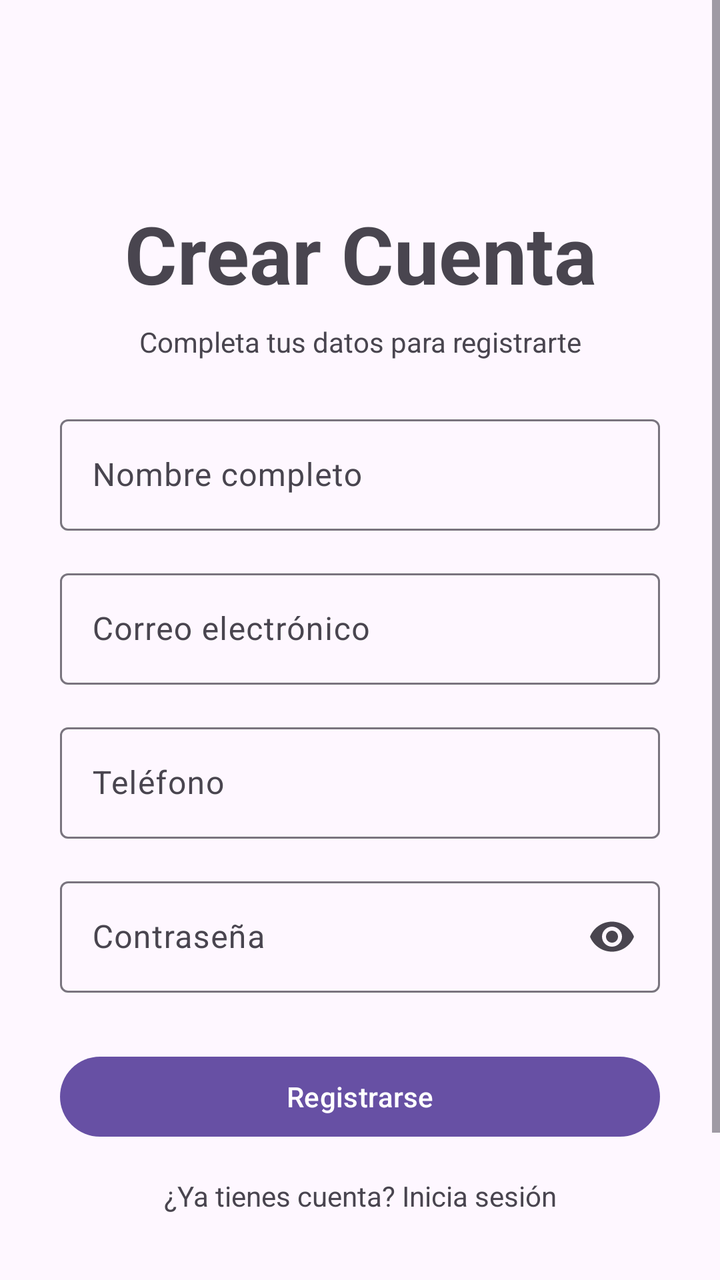
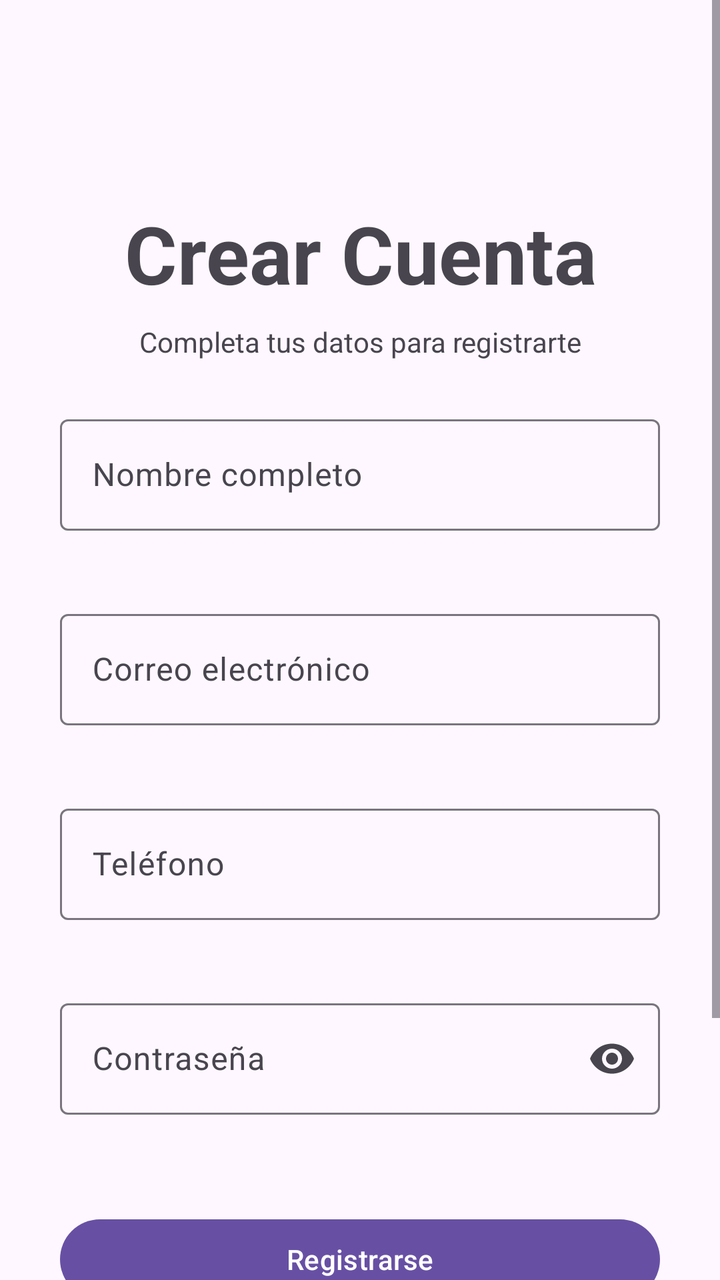

An Android layout rendered at two revisions. The XML below is the earlier revision; the diff shows what the commit changed to produce the second picture.
<!-- AndroidManifest.xml: application theme Theme.AplicacionPeluquerias -->
<!-- res/layout/fragment_registro.xml -->
<?xml version="1.0" encoding="utf-8"?>
<ScrollView xmlns:android="http://schemas.android.com/apk/res/android"
    xmlns:app="http://schemas.android.com/apk/res-auto"
    xmlns:tools="http://schemas.android.com/tools"
    android:layout_width="match_parent"
    android:layout_height="match_parent"
    android:fillViewport="true"
    tools:context=".fragments.RegistroFragment">

    <androidx.constraintlayout.widget.ConstraintLayout
        android:layout_width="match_parent"
        android:layout_height="wrap_content"
        android:paddingVertical="100dp"
        android:paddingHorizontal="30dp">

        
        <TextView
            android:id="@+id/textViewTituloRegistro"
            android:layout_width="0dp"
            android:layout_height="wrap_content"
            android:text="@string/titulo_registro"
            android:textAlignment="center"
            android:textSize="40sp"
            android:textStyle="bold"
            app:layout_constraintEnd_toEndOf="parent"
            app:layout_constraintStart_toStartOf="parent"
            app:layout_constraintTop_toTopOf="parent" />

        
        <TextView
            android:id="@+id/textViewSubtituloRegistro"
            android:layout_width="0dp"
            android:layout_height="wrap_content"
            android:layout_marginTop="8dp"
            android:text="@string/subtitulo_registro"
            android:textAlignment="center"
            android:textSize="14sp"
            app:layout_constraintEnd_toEndOf="parent"
            app:layout_constraintStart_toStartOf="parent"
            app:layout_constraintTop_toBottomOf="@id/textViewTituloRegistro" />

        
        <com.google.android.material.textfield.TextInputLayout
            android:id="@+id/tilNombre"
            android:layout_width="0dp"
            android:layout_height="wrap_content"
            android:layout_marginTop="24dp"
            android:hint="@string/hint_nombre"
            app:layout_constraintEnd_toEndOf="parent"
            app:layout_constraintStart_toStartOf="parent"
            app:layout_constraintTop_toBottomOf="@id/textViewSubtituloRegistro">

            <com.google.android.material.textfield.TextInputEditText
                android:id="@+id/etNombre"
                android:layout_width="match_parent"
                android:layout_height="wrap_content"
                android:inputType="textPersonName" />
        </com.google.android.material.textfield.TextInputLayout>

        
        <com.google.android.material.textfield.TextInputLayout
            android:id="@+id/tilEmail"
            android:layout_width="0dp"
            android:layout_height="wrap_content"
            android:layout_marginTop="16dp"
            android:hint="@string/hint_email"
            app:layout_constraintEnd_toEndOf="parent"
            app:layout_constraintStart_toStartOf="parent"
            app:layout_constraintTop_toBottomOf="@id/tilNombre">

            <com.google.android.material.textfield.TextInputEditText
                android:id="@+id/etEmail"
                android:layout_width="match_parent"
                android:layout_height="wrap_content"
                android:inputType="textEmailAddress" />
        </com.google.android.material.textfield.TextInputLayout>

        
        <com.google.android.material.textfield.TextInputLayout
            android:id="@+id/tilTelefono"
            android:layout_width="0dp"
            android:layout_height="wrap_content"
            android:layout_marginTop="16dp"
            android:hint="@string/hint_telefono"
            app:layout_constraintEnd_toEndOf="parent"
            app:layout_constraintStart_toStartOf="parent"
            app:layout_constraintTop_toBottomOf="@id/tilEmail">

            <com.google.android.material.textfield.TextInputEditText
                android:id="@+id/etTelefono"
                android:layout_width="match_parent"
                android:layout_height="wrap_content"
                android:inputType="phone" />
        </com.google.android.material.textfield.TextInputLayout>

        
        <com.google.android.material.textfield.TextInputLayout
            android:id="@+id/tilPassword"
            android:layout_width="0dp"
            android:layout_height="wrap_content"
            android:layout_marginTop="16dp"
            android:hint="@string/hint_password"
            app:endIconMode="password_toggle"
            app:layout_constraintEnd_toEndOf="parent"
            app:layout_constraintStart_toStartOf="parent"
            app:layout_constraintTop_toBottomOf="@id/tilTelefono">

            <com.google.android.material.textfield.TextInputEditText
                android:id="@+id/etPassword"
                android:layout_width="match_parent"
                android:layout_height="wrap_content"
                android:inputType="textPassword" />
        </com.google.android.material.textfield.TextInputLayout>

        
        <com.google.android.material.button.MaterialButton
            android:id="@+id/buttonCrearCuenta"
            android:layout_width="0dp"
            android:layout_height="wrap_content"
            android:layout_marginTop="28dp"
            android:text="@string/btn_crear_cuenta"
            app:layout_constraintEnd_toEndOf="parent"
            app:layout_constraintStart_toStartOf="parent"
            app:layout_constraintTop_toBottomOf="@id/tilPassword" />

        
        <TextView
            android:id="@+id/textViewIrALogin"
            android:layout_width="wrap_content"
            android:layout_height="wrap_content"
            android:layout_marginTop="16dp"
            android:layout_marginBottom="16dp"
            android:text="@string/ya_tienes_cuenta"
            android:textSize="14sp"
            app:layout_constraintBottom_toBottomOf="parent"
            app:layout_constraintEnd_toEndOf="parent"
            app:layout_constraintStart_toStartOf="parent"
            app:layout_constraintTop_toBottomOf="@id/buttonCrearCuenta" />

    </androidx.constraintlayout.widget.ConstraintLayout>
</ScrollView>
<!-- resources referenced by this layout -->
<resources>
  <string name="btn_crear_cuenta">Registrarse</string>
  <string name="hint_email">Correo electrónico</string>
  <string name="hint_nombre">Nombre completo</string>
  <string name="hint_password">Contraseña</string>
  <string name="hint_telefono">Teléfono</string>
  <string name="subtitulo_registro">Completa tus datos para registrarte</string>
  <string name="titulo_registro">Crear Cuenta</string>
  <string name="ya_tienes_cuenta">¿Ya tienes cuenta? Inicia sesión</string>
  <style name="Theme.AplicacionPeluquerias" parent="Base.Theme.AplicacionPeluquerias" />
  <style name="Base.Theme.AplicacionPeluquerias" parent="Theme.Material3.DayNight.NoActionBar">
          
          
      </style>
</resources>

<!-- the commit's change to res/layout/fragment_registro.xml (unified diff, before → after) -->
@@ -46,6 +46,7 @@
             android:layout_height="wrap_content"
             android:layout_marginTop="24dp"
             android:hint="@string/hint_nombre"
+            app:errorEnabled="true"
             app:layout_constraintEnd_toEndOf="parent"
             app:layout_constraintStart_toStartOf="parent"
             app:layout_constraintTop_toBottomOf="@id/textViewSubtituloRegistro">
@@ -64,6 +65,7 @@
             android:layout_height="wrap_content"
             android:layout_marginTop="16dp"
             android:hint="@string/hint_email"
+            app:errorEnabled="true"
             app:layout_constraintEnd_toEndOf="parent"
             app:layout_constraintStart_toStartOf="parent"
             app:layout_constraintTop_toBottomOf="@id/tilNombre">
@@ -82,6 +84,7 @@
             android:layout_height="wrap_content"
             android:layout_marginTop="16dp"
             android:hint="@string/hint_telefono"
+            app:errorEnabled="true"
             app:layout_constraintEnd_toEndOf="parent"
             app:layout_constraintStart_toStartOf="parent"
             app:layout_constraintTop_toBottomOf="@id/tilEmail">
@@ -100,6 +103,7 @@
             android:layout_height="wrap_content"
             android:layout_marginTop="16dp"
             android:hint="@string/hint_password"
+            app:errorEnabled="true"
             app:endIconMode="password_toggle"
             app:layout_constraintEnd_toEndOf="parent"
             app:layout_constraintStart_toStartOf="parent"
